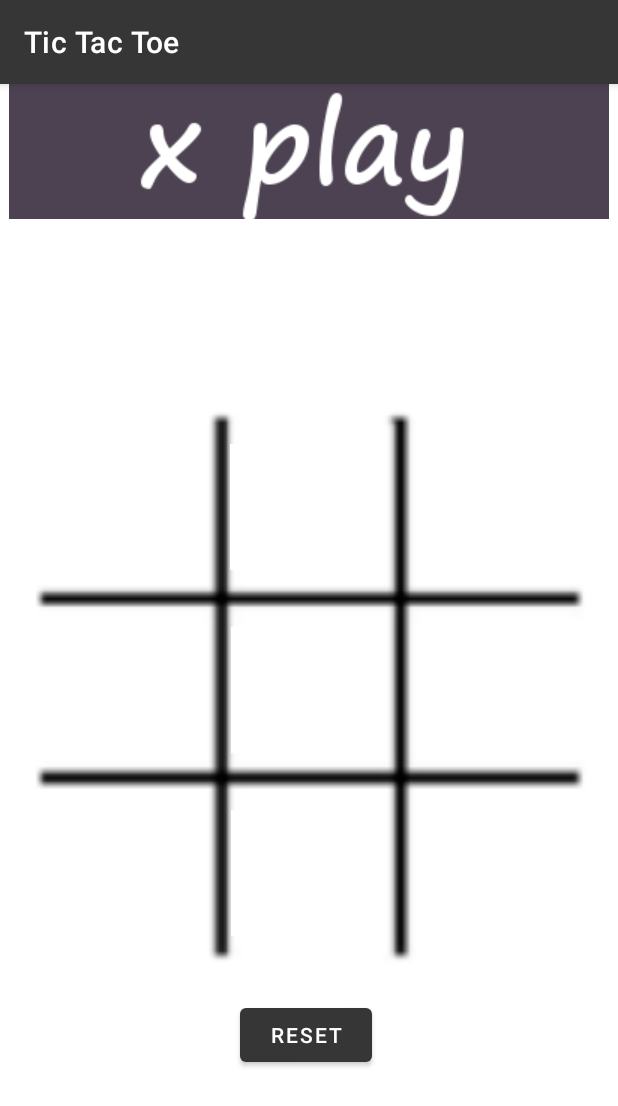
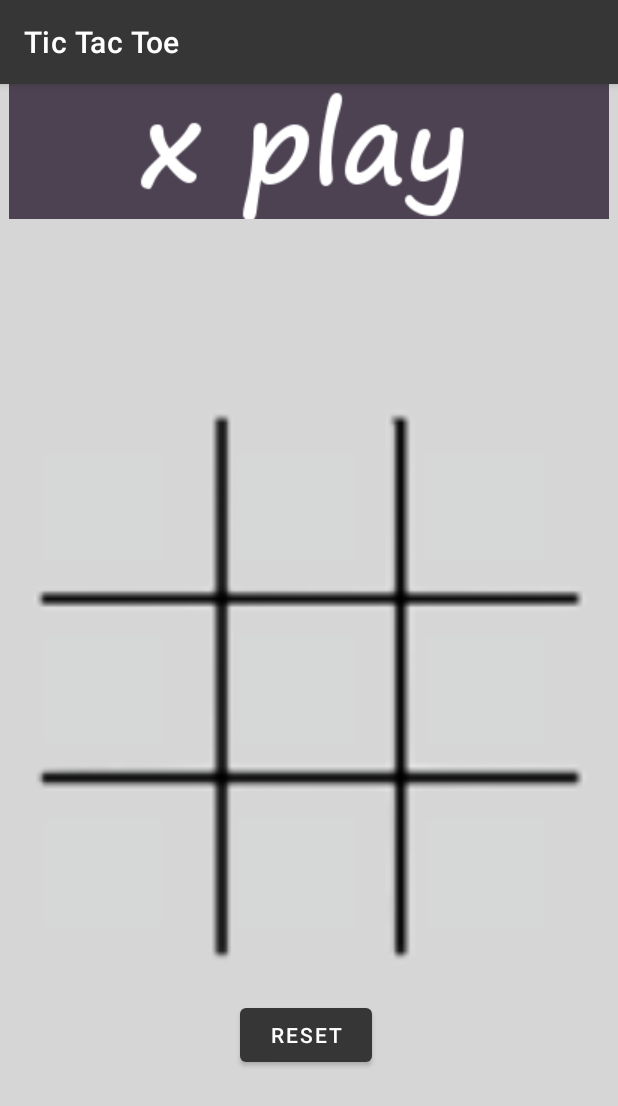
Before and after one commit to sombrero3/Tic-Tac-Toe, an Android app: the screen it shows after launch (MainActivity), after a tap on "RESET", on a phone screen of 412 x 824 dp. Shown: the top 1106 px of the screen. Run offline under Robolectric (Android 15) with nearby library versions, the phone set to English and light mode, and no system bars.

Commit message:
backgroung matching

```diff
--- a/app/src/main/java/com/example/firstexample/MainActivity.java
+++ b/app/src/main/java/com/example/firstexample/MainActivity.java
@@ -37,7 +37,7 @@ public class MainActivity extends AppCompatActivity {
                 String name = "main_" + i + j + "_ibtn";
                 int id = getResources().getIdentifier(name, "id", getPackageName());
                 imageButtons[i][j] = findViewById(id);
-                imageButtons[i][j].setImageResource(R.drawable.firstpic);
+                imageButtons[i][j].setImageResource(R.drawable.empty);
                 int row = i;
                 int column = j;
                 imageButtons[i][j].setOnClickListener(new View.OnClickListener() {
@@ -80,7 +80,7 @@ public class MainActivity extends AppCompatActivity {
             public void onClick(View v) {
                 for (int i = 0; i < 3; i++) {
                     for (int j = 0; j < 3; j++) {
-                        imageButtons[i][j].setImageResource(R.drawable.firstpic);
+                        imageButtons[i][j].setImageResource(R.drawable.empty);
                         if (isX[i][j]) {
                             isX[i][j] = false;
                         } else if (isO[i][j]) {
--- a/app/src/main/res/layout/activity_main.xml
+++ b/app/src/main/res/layout/activity_main.xml
@@ -1,14 +1,15 @@
 <?xml version="1.0" encoding="utf-8"?>
-<ScrollView
-    xmlns:android="http://schemas.android.com/apk/res/android"
+<ScrollView xmlns:android="http://schemas.android.com/apk/res/android"
     xmlns:app="http://schemas.android.com/apk/res-auto"
     xmlns:tools="http://schemas.android.com/tools"
-     android:layout_height="match_parent" android:layout_width="match_parent">
+    android:layout_width="match_parent"
+    android:layout_height="match_parent"
+    android:background="#D6D6D6">
 
     <androidx.constraintlayout.widget.ConstraintLayout
         android:layout_width="wrap_content"
         android:layout_height="wrap_content"
-        android:background="@color/white"
+        android:background="#D6D6D6"
         tools:context=".MainActivity">
 
         <Button
@@ -30,7 +31,7 @@
             app:layout_constraintEnd_toEndOf="@+id/main_title_iv"
             app:layout_constraintStart_toStartOf="@+id/main_title_iv"
             app:layout_constraintTop_toBottomOf="@+id/main_title_iv"
-            app:srcCompat="@drawable/cropedgrid1" />
+            app:srcCompat="@drawable/cropedgrid1_adobespark" />
 
         <ImageButton
             android:id="@+id/main_10_ibtn"
```
Also changed, not shown: app/src/main/res/drawable/cropedgrid1_adobespark.png (added).
